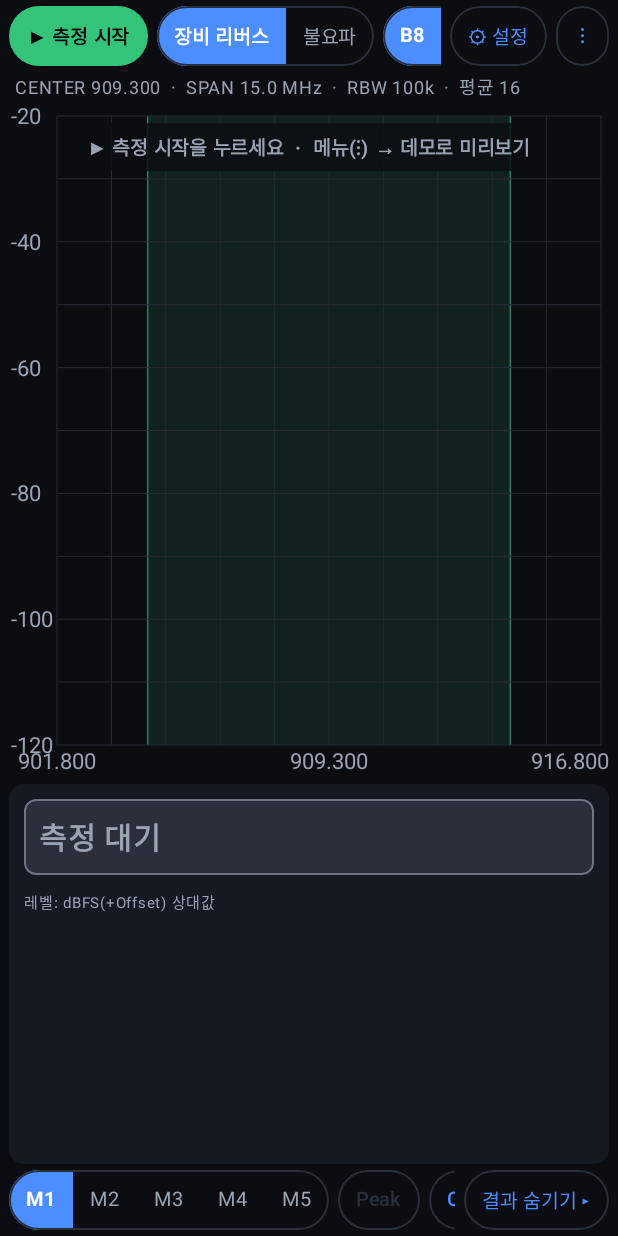
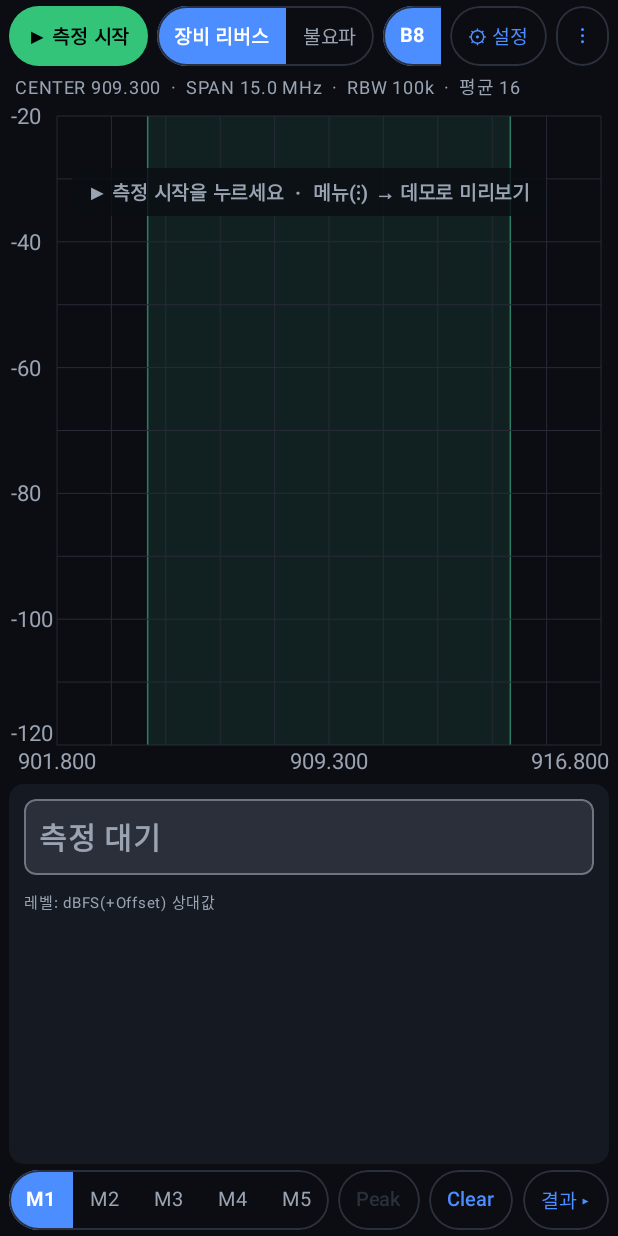
Before and after one commit to hoshkk/Lte_du_env, an Android app built with Jetpack Compose: the screen it shows after launch (MainActivity), on a phone screen of 412 x 824 dp. Run offline under Robolectric (Android 15) with nearby library versions, the phone set to English and light mode, and no system bars.

Commit message:
Fix clipped bottom bar; marker readout on the graph; double tap autoscale
The marker readout pushed Ch Power off the bottom bar. It now sits on the
graph's top-left, and the panel toggle is shorter. Double tapping the
graph fits Ref/scale to the shown trace (gain unchanged), for when a
drag left the trace off screen. The bottom Y label no longer overlaps
the frequency axis.

Co-Authored-By: Claude Opus 5.5 <noreply@anthropic.com>
Claude-Session: https://claude.ai/code/session_01Qoj8RnTidoTcCaGToYjgoG

```diff
--- a/android/app/build.gradle.kts
+++ b/android/app/build.gradle.kts
@@ -11,8 +11,8 @@ android {
         applicationId = "com.lteduenv.rxcheck"
         minSdk = 26
         targetSdk = 34
-        versionCode = 5
-        versionName = "1.3.0"
+        versionCode = 6
+        versionName = "1.3.1"
     }
 
     buildTypes {
--- a/android/app/src/main/java/com/lteduenv/rxcheck/ui/MainScreen.kt
+++ b/android/app/src/main/java/com/lteduenv/rxcheck/ui/MainScreen.kt
@@ -249,7 +249,8 @@ private fun ChartBox(state: UiState, vm: MeasureViewModel, modifier: Modifier) {
             channelHz = s.channelHz(),
             peaks = state.results?.externalPeaks ?: emptyList(),
             markers = state.markers, selectedMarker = state.selectedMarker,
-            onTap = vm::placeMarker, onRefDrag = vm::dragRef, onRefDragEnd = vm::commitRef, onPinch = vm::zoomSpan,
+            onTap = vm::placeMarker, onDoubleTap = vm::autoScale,
+            onRefDrag = vm::dragRef, onRefDragEnd = vm::commitRef, onPinch = vm::zoomSpan,
             modifier = Modifier.fillMaxSize(),
         )
         val banner = when {
@@ -258,9 +259,16 @@ private fun ChartBox(state: UiState, vm: MeasureViewModel, modifier: Modifier) {
             state.error == null && state.status.startsWith("USB 재연결") -> state.status to Warn
             else -> null
         }
+        state.markers.firstOrNull { it.index == state.selectedMarker }?.freqHz?.let { f ->
+            val v = state.shown?.let { Analysis.levelAt(it, f, s.offsetDb) }
+            Text("M${state.selectedMarker}  ${(f / 1e6).f(4)} MHz  ${v?.f(1) ?: "—"} dB",
+                color = ChartColors.marker, fontSize = 14.sp, fontWeight = FontWeight.Bold, fontFamily = FontFamily.Monospace,
+                modifier = Modifier.align(Alignment.TopStart).padding(start = 56.dp, top = 6.dp)
+                    .background(Color(0xCC0B0D12), RoundedCornerShape(6.dp)).padding(horizontal = 8.dp, vertical = 3.dp))
+        }
         banner?.let { (text, color) ->
             Text(text, color = color, fontSize = 13.sp, fontWeight = FontWeight.Bold,
-                modifier = Modifier.align(Alignment.TopCenter).padding(top = 10.dp)
+                modifier = Modifier.align(Alignment.TopCenter).padding(top = 40.dp)
                     .background(Color(0xCC0B0D12), RoundedCornerShape(6.dp)).padding(horizontal = 10.dp, vertical = 4.dp))
         }
     }
@@ -279,18 +287,13 @@ private fun BottomBar(state: UiState, vm: MeasureViewModel, showPanel: Boolean,
             }
             Pill("Peak", enabled = state.shown != null, onClick = vm::markerToPeak)
             Pill("Clear", onClick = vm::clearMarker)
-            state.markers.firstOrNull { it.index == state.selectedMarker }?.freqHz?.let { f ->
-                val v = state.shown?.let { Analysis.levelAt(it, f, s.offsetDb) }
-                Text("M${state.selectedMarker}  ${(f / 1e6).f(4)} MHz  ${v?.f(1) ?: "—"} dB",
-                    color = ChartColors.marker, fontSize = 14.sp, fontWeight = FontWeight.Bold, fontFamily = FontFamily.Monospace)
-            }
-            Spacer(Modifier.width(8.dp))
+            Spacer(Modifier.width(6.dp))
             Toggle("Max Hold", s.maxHold, vm::toggleHold)
             Pill("초기화", enabled = s.maxHold, onClick = vm::resetHold)
             Toggle("Ch Power", s.channelPower, vm::toggleChannelPower)
         }
         Spacer(Modifier.width(6.dp))
-        Pill(if (showPanel) "결과 숨기기 ▸" else "◂ 결과 보기", onClick = onTogglePanel)
+        Pill(if (showPanel) "결과 ▸" else "◂ 결과", onClick = onTogglePanel)
     }
 }
 
--- a/android/app/src/main/java/com/lteduenv/rxcheck/ui/SettingsDialog.kt
+++ b/android/app/src/main/java/com/lteduenv/rxcheck/ui/SettingsDialog.kt
@@ -133,7 +133,7 @@ fun SettingsDialog(current: Settings, onDismiss: () -> Unit, onApply: (Settings)
                                 }
                             }
                             Field("Offset (dB)", offset, { offset = it })
-                            Text("Ref는 축 위치만 바꿉니다(그래프를 위아래로 끌어도 됩니다). Offset은 표시 레벨에 더합니다: 원본 -70 + Offset 10 = -60. " +
+                            Text("Ref는 축 위치만 바꿉니다(그래프를 위아래로 끌거나, 두 번 탭하면 자동으로 맞춥니다). Offset은 표시 레벨에 더합니다: 원본 -70 + Offset 10 = -60. " +
                                 "커플러·케이블 손실 등 알고 있는 값만 넣으세요. Offset으로 dBm 교정이 되지는 않습니다.", fontSize = 11.sp, color = Dim)
                         }
                         2 -> {
--- a/android/app/src/main/java/com/lteduenv/rxcheck/ui/SpectrumChart.kt
+++ b/android/app/src/main/java/com/lteduenv/rxcheck/ui/SpectrumChart.kt
@@ -6,6 +6,7 @@ import androidx.compose.foundation.gestures.awaitFirstDown
 import androidx.compose.foundation.gestures.calculateZoom
 import androidx.compose.runtime.Composable
 import androidx.compose.runtime.getValue
+import androidx.compose.runtime.remember
 import androidx.compose.runtime.rememberUpdatedState
 import androidx.compose.ui.Modifier
 import androidx.compose.ui.geometry.Offset
@@ -47,8 +48,9 @@ private const val RIGHT = 8f
 
 /**
  * Spectrum display, Y from refLevel down 10 divisions; drawn levels are dBFS + offset.
- * Gestures: tap places the selected marker, one-finger vertical drag moves Ref,
- * two-finger pinch changes Span (applied on release, centre fixed).
+ * Gestures: tap places the selected marker, double tap fits Ref/scale to the trace,
+ * one-finger vertical drag moves Ref, two-finger pinch changes Span (applied on
+ * release, centre fixed).
  */
 @Composable
 fun SpectrumChart(
@@ -66,6 +68,7 @@ fun SpectrumChart(
     markers: List<Marker>,
     selectedMarker: Int,
     onTap: (Double) -> Unit,
+    onDoubleTap: () -> Unit,
     onRefDrag: (Double) -> Unit,
     onRefDragEnd: () -> Unit,
     onPinch: (Float) -> Unit,
@@ -75,6 +78,8 @@ fun SpectrumChart(
     val f0 = plan?.startHz ?: startHz
     val f1 = plan?.stopHz ?: stopHz
     val tap by rememberUpdatedState(onTap)
+    val doubleTap by rememberUpdatedState(onDoubleTap)
+    val lastTap = remember { longArrayOf(0L) }
     val drag by rememberUpdatedState(onRefDrag)
     val dragEnd by rememberUpdatedState(onRefDragEnd)
     val pinch by rememberUpdatedState(onPinch)
@@ -109,6 +114,9 @@ fun SpectrumChart(
                 pinched -> if (abs(zoom - 1f) > 0.05f) pinch(zoom)
                 dragged -> dragEnd()
                 else -> {
+                    val now = System.currentTimeMillis()
+                    if (now - lastTap[0] < 350) { lastTap[0] = 0L; doubleTap(); return@awaitEachGesture }
+                    lastTap[0] = now
                     val w = (size.width - LEFT - RIGHT).coerceAtLeast(1f)
                     val frac = ((down.position.x - LEFT) / w).coerceIn(0f, 1f)
                     val (a, b) = range
@@ -138,7 +146,8 @@ fun SpectrumChart(
             drawLine(ChartColors.grid, Offset(LEFT, yy), Offset(LEFT + w, yy))
             val xx = LEFT + w * i / 10
             drawLine(ChartColors.grid, Offset(xx, TOP), Offset(xx, TOP + h))
-            if (i % 2 == 0) nc.drawText("%.0f".format(refLevelDb - i * dbPerDiv), 2f, yy + 8f, text)
+            // Bottom label sits above its line so it does not collide with the frequency labels.
+            if (i % 2 == 0) nc.drawText("%.0f".format(refLevelDb - i * dbPerDiv), 2f, if (i == 10) yy - 4f else yy + 8f, text)
         }
         if (f1 <= f0) return@Canvas
         for (i in listOf(0, 5, 10)) {
```
Also changed, not shown: android/app/src/main/java/com/lteduenv/rxcheck/MeasureViewModel.kt (+8 -0 lines).
